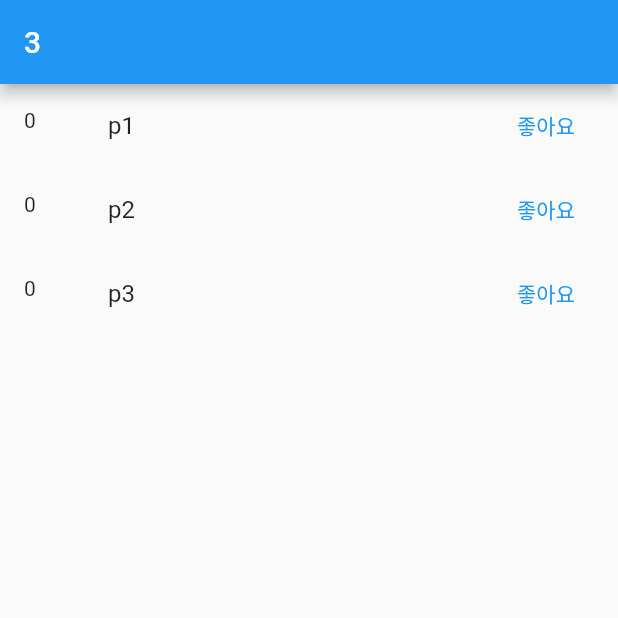
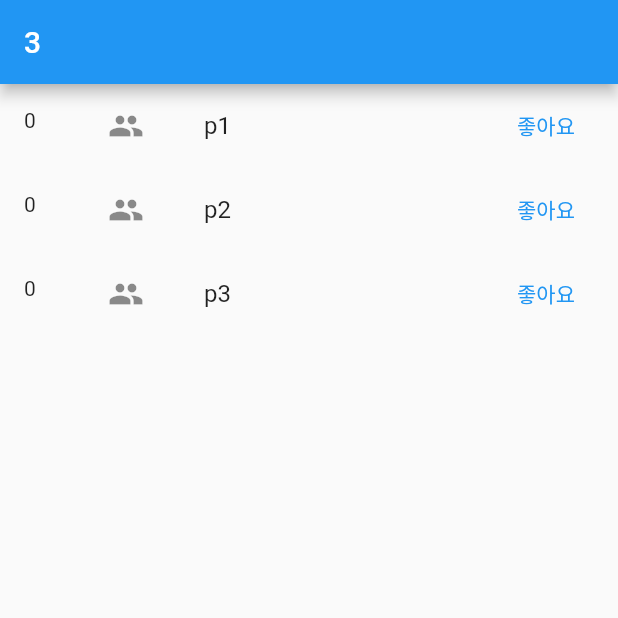
Before and after one commit to seonhannn/StudyFlutter, a Flutter app: the screen it shows after launch, on a phone screen of 412 x 824 dp, the top half of it. Run offline on Flutter 3.47's test engine with Material 2 defaults, Android fonts, the phone set to English and light mode, and no system bars.

Commit message:
icon 추가

```diff
--- a/lib/main.dart
+++ b/lib/main.dart
@@ -101,7 +101,15 @@ class _PeopleListState extends State<PeopleList> {
           return (
               ListTile(
                   leading: Text(likeNum[i].toString()),
-                  title: Text(people[i]),
+                  title: Row(
+                    children: [
+                      Icon(Icons.people),
+                      SizedBox(
+                        width: 40,
+                      ),
+                      Text(people[i])
+                    ],
+                  ),
                   trailing: TextButton(
                     child: Text("좋아요"),
                     onPressed: (){
```
